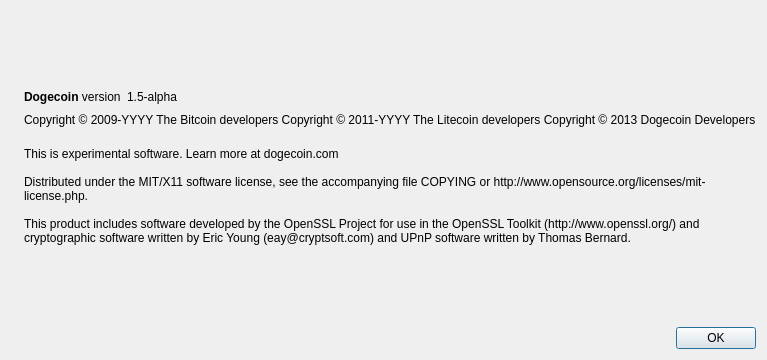
Above: src/qt/forms/aboutdialog.ui from orngcoin/orangecoin before the change. Below: the same form after it.
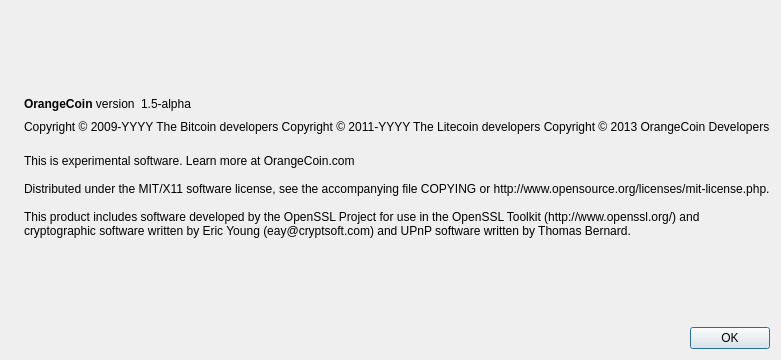
That is the form after the change. Icons and pictures are not drawn.

The edit to the form file:
```diff
--- a/src/qt/forms/aboutdialog.ui
+++ b/src/qt/forms/aboutdialog.ui
@@ -50,7 +50,7 @@
           <cursorShape>IBeamCursor</cursorShape>
          </property>
          <property name="text">
-          <string>&lt;b&gt;Dogecoin&lt;/b&gt; version</string>
+          <string>&lt;b&gt;OrangeCoin&lt;/b&gt; version</string>
          </property>
          <property name="textInteractionFlags">
           <set>Qt::LinksAccessibleByMouse|Qt::TextSelectableByKeyboard|Qt::TextSelectableByMouse</set>
@@ -93,7 +93,7 @@
        <property name="text">
         <string notr="true">Copyright &amp;copy; 2009-YYYY The Bitcoin developers
 Copyright &amp;copy; 2011-YYYY The Litecoin developers
-Copyright &amp;copy; 2013 Dogecoin Developers</string>
+Copyright &amp;copy; 2013 OrangeCoin Developers</string>
        </property>
        <property name="textFormat">
         <enum>Qt::RichText</enum>
@@ -110,7 +110,7 @@
        </property>
        <property name="text">
         <string>
-This is experimental software. Learn more at dogecoin.com
+This is experimental software. Learn more at OrangeCoin.com
 
 Distributed under the MIT/X11 software license, see the accompanying file COPYING or http://www.opensource.org/licenses/mit-license.php.
 
```
Left out of the diff: 2 changed lines with no effect on the pictures.
